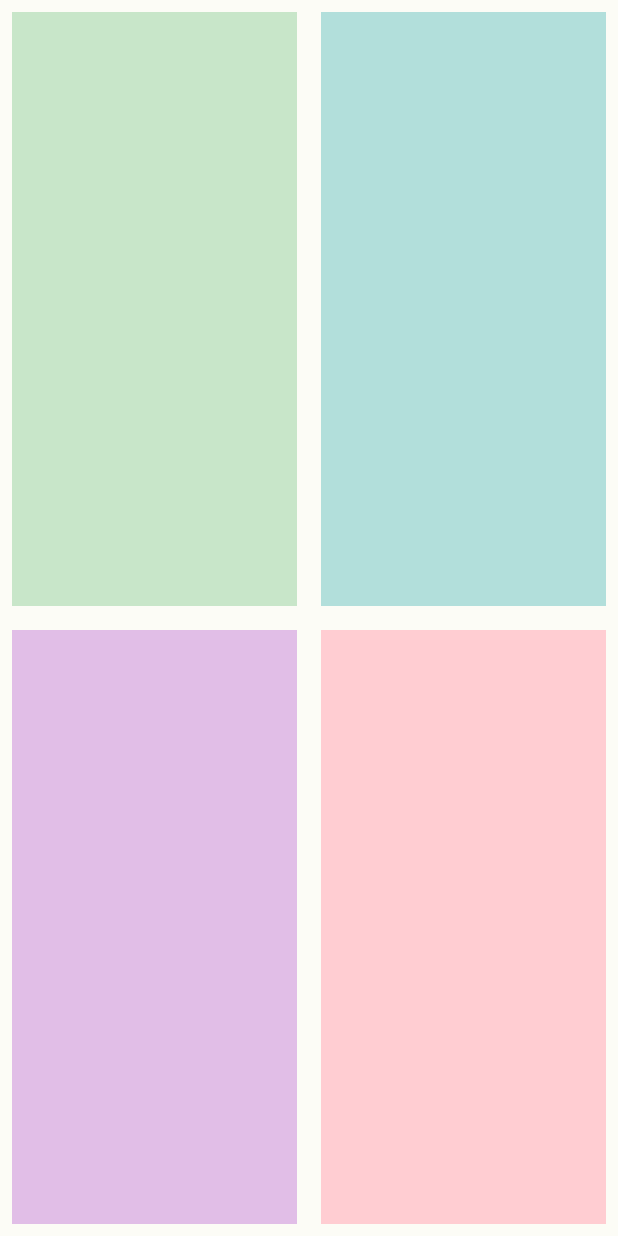
After one commit to david201606/project_coati, a Flutter app: the screen it shows after launch, after a tap on "Toca Toca", on a phone screen of 412 x 824 dp. The commit adds this screen. Run offline on Flutter 3.47's test engine with Material 2 defaults, Android fonts, the phone set to English and light mode, and no system bars; our stand-ins replace cloud_firestore, firebase_auth, firebase_core, shared_preferences; accounts and stored records are empty.

Commit message:
Nuevo juego

```diff
--- /dev/null
+++ b/lib/src/nav/Toca Toca.dart
@@ -0,0 +1,94 @@
+import 'package:coati/src/nav/home_page.dart';
+import 'package:coati/src/nav/menu_page.dart';
+import 'package:flutter/material.dart';
+import 'dart:math';
+
+class TocaToca extends StatefulWidget {
+  const TocaToca({Key? key}) : super(key: key);
+
+  @override
+  State<TocaToca> createState() => _TocaTocaState();
+}
+
+class _TocaTocaState extends State<TocaToca> {
+  @override
+  Widget build(BuildContext context) {
+    return Scaffold(
+      body: Row(
+        children: [
+          Column(
+            children: [
+              InkWell(
+                onLongPress: () {
+                  showDialog(
+                    barrierDismissible: false,
+                    context: context,
+                    builder: (context) => AlertDialog(
+                        title:
+                            const Text('Mijo... Ya valio... 5seg en botella'),
+                        actions: [
+                          ElevatedButton(
+                              onPressed: () {
+                                Navigator.pop(context);
+                                setState(() {});
+                              },
+                              child: const Text('Simona'))
+                        ]),
+                  );
+                },
+                child: Container(
+                  margin: const EdgeInsets.all(8),
+                  width: (MediaQuery.of(context).size.width * .5) - 16,
+                  height: (MediaQuery.of(context).size.height * .5) - 16,
+                  color: Colors.green[100],
+                ),
+              ),
+              InkWell(
+                onLongPress: () {
+                  main() {
+                    var rng = new Random();
+                    for (var i = 0; i < 10; i++) {
+                      print(rng.nextInt(100));
+                    }
+                  }
+                },
+                child: Container(
+                  margin: const EdgeInsets.all(8),
+                  width: (MediaQuery.of(context).size.width * .5) - 16,
+                  height: (MediaQuery.of(context).size.height * .5) - 16,
+                  color: Colors.purple[100],
+                ),
+              ),
+            ],
+          ),
+          Column(
+            children: [
+              InkWell(
+                onLongPress: () {
+                  print('Azul');
+                },
+                child: Container(
+                  margin: const EdgeInsets.all(8),
+                  width: (MediaQuery.of(context).size.width * .5) - 16,
+                  height: (MediaQuery.of(context).size.height * .5) - 16,
+                  color: Colors.teal[100],
+                ),
+              ),
+              InkWell(
+                onLongPress: () {
+                  print('Rojo');
+                },
+                child: Container(
+                  margin: const EdgeInsets.all(8),
+                  width: (MediaQuery.of(context).size.width * .5) - 16,
+                  height: (MediaQuery.of(context).size.height * .5) - 16,
+                  color: Colors.red[100],
+                ),
+              ),
+            ],
+          ),
+        ],
+      ),
+    );
+  }
+}
--- a/lib/src/nav/home_page.dart
+++ b/lib/src/nav/home_page.dart
@@ -1,4 +1,5 @@
 import 'package:cloud_firestore/cloud_firestore.dart';
+import 'package:coati/src/nav/Toca%20Toca.dart';
 import 'package:coati/src/nav/struggle_page.dart';
 import 'package:coati/src/tic_tac_toe.dart';
 import 'package:coati/src/utils/user_preferences.dart';
@@ -16,6 +17,7 @@ class HomePage extends StatelessWidget {
       appBar: AppBar(
         title: const Text('Koaty'),
         actions: const [
+
           /*IconButton(
               onPressed: () {
                 FirebaseFirestore.instance.collection('hi').get().then((value) {
@@ -35,7 +37,20 @@ class HomePage extends StatelessWidget {
               ),
             );
           },
-          title: Text('Retos'),
+          title: Text('Arriba o Abajo'),
+          subtitle: Text('Presiona el botón hasta que alguien pierda'),
+          leading: Icon(Icons.sports_esports_rounded),
+        ),
+        ListTile(
+          onTap: () {
+            Navigator.push(
+              context,
+              MaterialPageRoute(
+                builder: (context) => const TocaToca(),
+              ),
+            );
+          },
+          title: Text('Toca Toca'),
           subtitle: Text('Juega y despues reta'),
           leading: Icon(Icons.sports_esports_rounded),
         )
--- a/pubspec.yaml
+++ b/pubspec.yaml
@@ -61,6 +61,9 @@ flutter:
   # the material Icons class.
   uses-material-design: true
 
+  assets:
+    - assets/Imagenes/vaso.png
+
   fonts:
     - family: GoogleSansTextBold
       fonts:
```
Also changed, not shown: lib/src/nav/auth_page.dart (+11 -2 lines), lib/src/nav/profile_page.dart (+6 -1 lines), assets/Imagenes/vaso.png (added).
